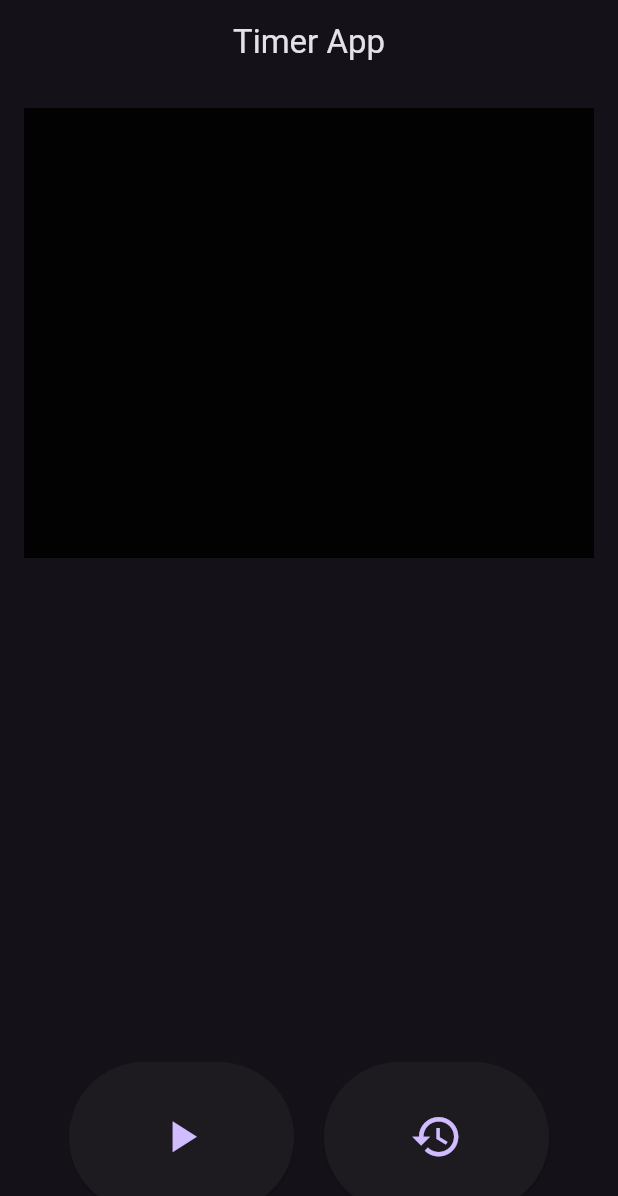
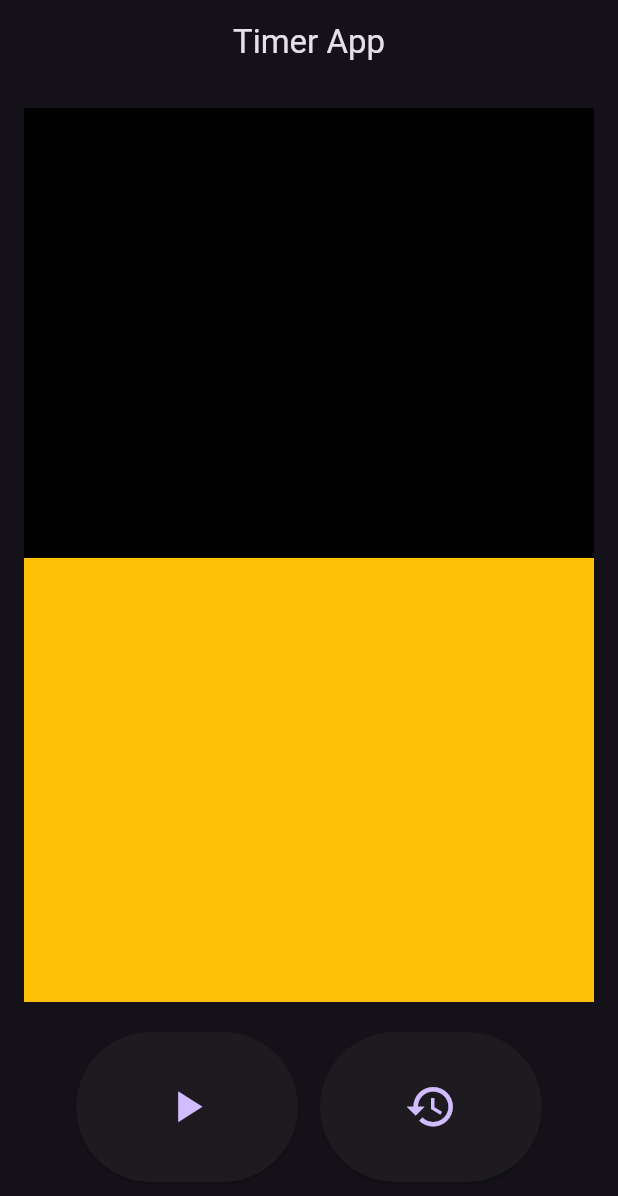
Before and after one commit to togg4/flutter-stoppwatch-app, a Flutter app: the screen it shows after launch, on a phone screen of 412 x 824 dp. Shown: the top 1196 px of the screen. Run offline on Flutter 3.47's test engine with Material 3 defaults, Android fonts, the phone set to English and light mode, and no system bars.

Commit message:
First padding and flexible buttons

```diff
--- a/lib/main.dart
+++ b/lib/main.dart
@@ -3,7 +3,7 @@ import 'package:timer_app/base_layout.dart';
 import 'package:timer_app/pages/timer_page.dart';
 
 void main() {
-  runApp(const MyApp());
+  runApp(const MyApp()); // Error? non-const?
 }
 
 final theme = ThemeData(
@@ -13,6 +13,7 @@ final theme = ThemeData(
 );
 
 class MyApp extends StatelessWidget {
+  // Error? statefull?
   const MyApp({super.key});
 
   @override
--- a/lib/pages/timer_page.dart
+++ b/lib/pages/timer_page.dart
@@ -11,6 +11,10 @@ class _TimerPageState extends State<TimerPage> {
   var stopwatch = Stopwatch();
   String elapsed = '';
   static const double iconSize = 35;
+  static const double buttonHeight = 100;
+  static const int buttonFlex = 10;
+  static const int buttonMiddleSpaceFlex = 1;
+  static const int buttonSideSpaceFlex = 1;
 
   @override
   Widget build(BuildContext context) {
@@ -30,13 +34,29 @@ class _TimerPageState extends State<TimerPage> {
               ),
             ),
           ),
-          Row(
+          Expanded(
+            flex: 2,
+            child: Container(
+              color: Colors.amber,
+            ),
+          ),
+          Padding(
+            padding: const EdgeInsets.all(20),
+            child: Row(
               mainAxisAlignment: MainAxisAlignment.center,
               children: [
                 if (stopwatch.isRunning) ...[
-                SizedBox(
-                  width: 150,
-                  height: 100,
+                  const Expanded(
+                    flex: buttonSideSpaceFlex,
+                    child: SizedBox(
+                      height: 0,
+                    ),
+                  ),
+                  Expanded(
+                    flex: buttonFlex,
+                    child: SizedBox(
+                      height: buttonHeight,
+                      width: double.infinity,
                       child: ElevatedButton(
                         onPressed: () {
                           stopwatch.stop();
@@ -49,10 +69,18 @@ class _TimerPageState extends State<TimerPage> {
                         ),
                       ),
                     ),
-                const SizedBox(width: 20),
-                SizedBox(
-                  width: 150,
-                  height: 100,
+                  ),
+                  const Expanded(
+                    flex: buttonMiddleSpaceFlex,
+                    child: SizedBox(
+                      height: 0,
+                    ),
+                  ),
+                  Expanded(
+                    flex: buttonFlex,
+                    child: SizedBox(
+                      height: buttonHeight,
+                      width: double.infinity,
                       child: ElevatedButton(
                         onPressed: () {
                           stopwatch.reset();
@@ -64,10 +92,25 @@ class _TimerPageState extends State<TimerPage> {
                         ),
                       ),
                     ),
+                  ),
+                  const Expanded(
+                    flex: buttonSideSpaceFlex,
+                    child: SizedBox(
+                      height: 0,
+                    ),
+                  ),
                 ] else ...[
-                SizedBox(
-                  width: 150,
-                  height: 100,
+                  const Expanded(
+                    flex: buttonSideSpaceFlex,
+                    child: SizedBox(
+                      height: 0,
+                    ),
+                  ),
+                  Expanded(
+                    flex: buttonFlex,
+                    child: SizedBox(
+                      height: buttonHeight,
+                      width: double.infinity,
                       child: ElevatedButton(
                         onPressed: () {
                           stopwatch.start();
@@ -80,10 +123,18 @@ class _TimerPageState extends State<TimerPage> {
                         ),
                       ),
                     ),
-                const SizedBox(width: 20),
-                SizedBox(
-                  width: 150,
-                  height: 100,
+                  ),
+                  const Expanded(
+                    flex: buttonMiddleSpaceFlex,
+                    child: SizedBox(
+                      height: 0,
+                    ),
+                  ),
+                  Expanded(
+                    flex: buttonFlex,
+                    child: SizedBox(
+                      height: buttonHeight,
+                      width: double.infinity,
                       child: ElevatedButton(
                         onPressed: () {
                           stopwatch.reset();
@@ -94,9 +145,17 @@ class _TimerPageState extends State<TimerPage> {
                           size: iconSize,
                         ),
                       ),
-                )
+                    ),
+                  ),
+                  const Expanded(
+                    flex: buttonSideSpaceFlex,
+                    child: SizedBox(
+                      height: 0,
+                    ),
+                  ),
                 ]
               ],
+            ),
           ),
         ],
       ),
```
Lines whose indentation alone changed are shown as unchanged.
